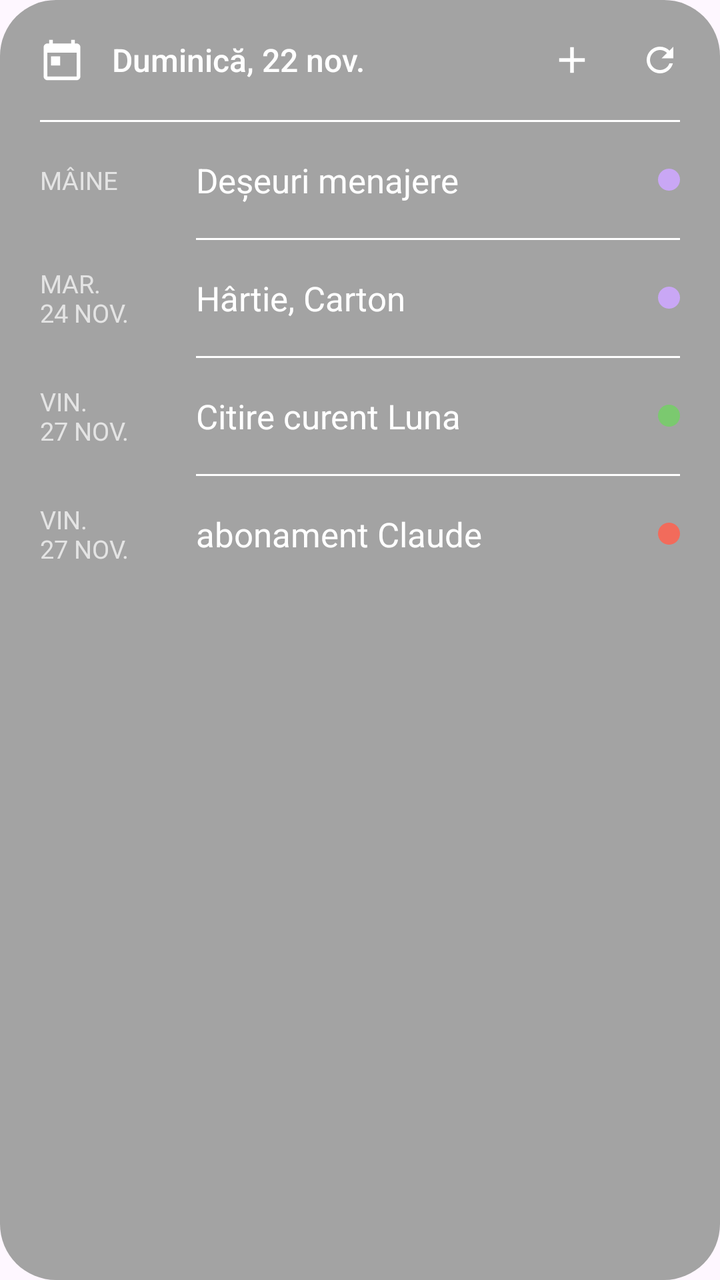
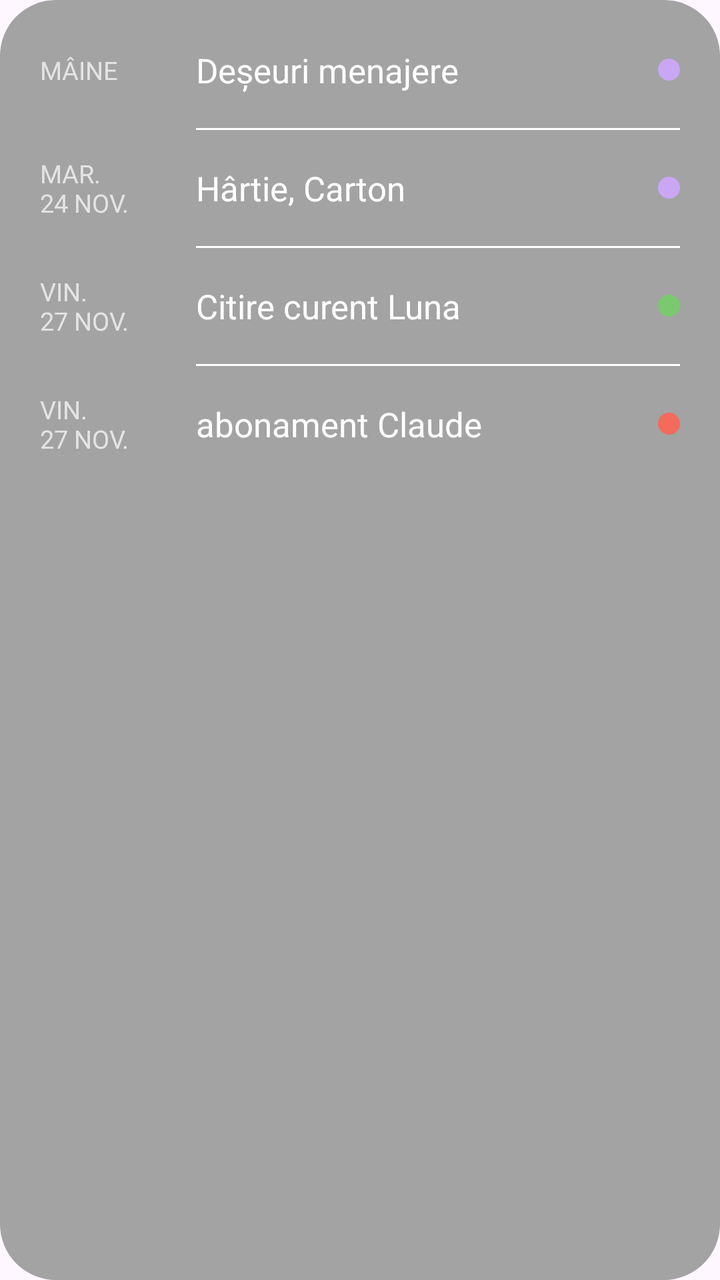

Two renders of the same Android screen: before a commit and after it. Below are the layout's source before the change and the commit's diff.
<!-- AndroidManifest.xml: application theme Theme.Nagenda -->
<!-- res/layout/widget_preview.xml -->
<?xml version="1.0" encoding="utf-8"?>
<FrameLayout xmlns:android="http://schemas.android.com/apk/res/android"
    android:layout_width="match_parent" android:layout_height="match_parent">
    <ImageView android:layout_width="match_parent" android:layout_height="match_parent"
        android:src="@drawable/widget_bg" android:scaleType="fitXY" android:tint="#5C000000" />
    <LinearLayout android:layout_width="match_parent" android:layout_height="match_parent" android:orientation="vertical">
        <LinearLayout android:layout_width="match_parent" android:layout_height="60dp" android:gravity="center_vertical" android:orientation="horizontal" android:paddingStart="20dp" android:paddingEnd="8dp">
            <ImageView android:layout_width="22dp" android:layout_height="22dp" android:src="@drawable/ic_calendar" android:tint="#FFFFFFFF" />
            <TextView android:layout_width="0dp" android:layout_weight="1" android:layout_height="wrap_content" android:layout_marginStart="14dp" android:text="Duminică, 22 nov." android:maxLines="1" android:ellipsize="end" android:textColor="#FFFFFFFF" android:textSize="16dp" android:fontFamily="sans-serif-medium" />
            <ImageView android:layout_width="44dp" android:layout_height="44dp" android:padding="11dp" android:src="@drawable/ic_add" android:tint="#FFFFFFFF" />
            <ImageView android:layout_width="44dp" android:layout_height="44dp" android:padding="12dp" android:src="@drawable/ic_refresh" android:tint="#FFFFFFFF" />
        </LinearLayout>
        <ImageView android:layout_width="match_parent" android:layout_height="1dp" android:layout_marginStart="20dp" android:layout_marginEnd="20dp" android:src="@drawable/line" android:scaleType="fitXY" android:tint="#1FFFFFFF" />
        <LinearLayout android:layout_width="match_parent" android:layout_height="wrap_content" android:orientation="vertical">
            <LinearLayout android:layout_width="match_parent" android:layout_height="wrap_content" android:minHeight="58dp" android:gravity="center_vertical" android:orientation="horizontal" android:paddingStart="20dp" android:paddingEnd="20dp">
                <TextView android:layout_width="68dp" android:layout_height="wrap_content" android:text="MÂINE" android:textColor="#B3FFFFFF" android:textSize="12.5dp" />
                <TextView android:layout_width="0dp" android:layout_weight="1" android:layout_height="wrap_content" android:layout_marginStart="10dp" android:text="Deșeuri menajere" android:textColor="#FFFFFFFF" android:textSize="17dp" />
                <ImageView android:layout_width="11dp" android:layout_height="11dp" android:src="@drawable/dot" android:tint="#C9A7F5" />
            </LinearLayout>
            <ImageView android:layout_width="match_parent" android:layout_height="1dp" android:layout_marginStart="98dp" android:layout_marginEnd="20dp" android:src="@drawable/line" android:scaleType="fitXY" android:tint="#1FFFFFFF" />
        </LinearLayout>
        <LinearLayout android:layout_width="match_parent" android:layout_height="wrap_content" android:orientation="vertical">
            <LinearLayout android:layout_width="match_parent" android:layout_height="wrap_content" android:minHeight="58dp" android:gravity="center_vertical" android:orientation="horizontal" android:paddingStart="20dp" android:paddingEnd="20dp">
                <TextView android:layout_width="68dp" android:layout_height="wrap_content" android:text="MAR.&#10;24 NOV." android:textColor="#B3FFFFFF" android:textSize="12.5dp" />
                <TextView android:layout_width="0dp" android:layout_weight="1" android:layout_height="wrap_content" android:layout_marginStart="10dp" android:text="Hârtie, Carton" android:textColor="#FFFFFFFF" android:textSize="17dp" />
                <ImageView android:layout_width="11dp" android:layout_height="11dp" android:src="@drawable/dot" android:tint="#C9A7F5" />
            </LinearLayout>
            <ImageView android:layout_width="match_parent" android:layout_height="1dp" android:layout_marginStart="98dp" android:layout_marginEnd="20dp" android:src="@drawable/line" android:scaleType="fitXY" android:tint="#1FFFFFFF" />
        </LinearLayout>
        <LinearLayout android:layout_width="match_parent" android:layout_height="wrap_content" android:orientation="vertical">
            <LinearLayout android:layout_width="match_parent" android:layout_height="wrap_content" android:minHeight="58dp" android:gravity="center_vertical" android:orientation="horizontal" android:paddingStart="20dp" android:paddingEnd="20dp">
                <TextView android:layout_width="68dp" android:layout_height="wrap_content" android:text="VIN.&#10;27 NOV." android:textColor="#B3FFFFFF" android:textSize="12.5dp" />
                <TextView android:layout_width="0dp" android:layout_weight="1" android:layout_height="wrap_content" android:layout_marginStart="10dp" android:text="Citire curent Luna" android:textColor="#FFFFFFFF" android:textSize="17dp" />
                <ImageView android:layout_width="11dp" android:layout_height="11dp" android:src="@drawable/dot" android:tint="#7BC96F" />
            </LinearLayout>
            <ImageView android:layout_width="match_parent" android:layout_height="1dp" android:layout_marginStart="98dp" android:layout_marginEnd="20dp" android:src="@drawable/line" android:scaleType="fitXY" android:tint="#1FFFFFFF" />
        </LinearLayout>
        <LinearLayout android:layout_width="match_parent" android:layout_height="wrap_content" android:orientation="vertical">
            <LinearLayout android:layout_width="match_parent" android:layout_height="wrap_content" android:minHeight="58dp" android:gravity="center_vertical" android:orientation="horizontal" android:paddingStart="20dp" android:paddingEnd="20dp">
                <TextView android:layout_width="68dp" android:layout_height="wrap_content" android:text="VIN.&#10;27 NOV." android:textColor="#B3FFFFFF" android:textSize="12.5dp" />
                <TextView android:layout_width="0dp" android:layout_weight="1" android:layout_height="wrap_content" android:layout_marginStart="10dp" android:text="abonament Claude" android:textColor="#FFFFFFFF" android:textSize="17dp" />
                <ImageView android:layout_width="11dp" android:layout_height="11dp" android:src="@drawable/dot" android:tint="#F26B5B" />
            </LinearLayout>
        </LinearLayout>
    </LinearLayout>
</FrameLayout>
<!-- resources referenced by this layout -->
<resources>
  <!-- drawable dot (drawable) -->
  <?xml version="1.0" encoding="utf-8"?>
  <shape xmlns:android="http://schemas.android.com/apk/res/android" android:shape="oval">
      <solid android:color="#FFFFFFFF" />
  </shape>
  <!-- drawable ic_add (drawable) -->
  <vector xmlns:android="http://schemas.android.com/apk/res/android"
      android:width="24dp" android:height="24dp" android:viewportWidth="24" android:viewportHeight="24">
      <path android:fillColor="#FFFFFFFF" android:pathData="M19,13h-6v6h-2v-6H5v-2h6V5h2v6h6v2z" />
  </vector>
  <!-- drawable ic_calendar (drawable) -->
  <vector xmlns:android="http://schemas.android.com/apk/res/android"
      android:width="24dp" android:height="24dp" android:viewportWidth="24" android:viewportHeight="24">
      <path android:fillColor="#FFFFFFFF" android:pathData="M20,3h-1V1h-2v2H7V1H5v2H4c-1.1,0 -2,0.9 -2,2v16c0,1.1 0.9,2 2,2h16c1.1,0 2,-0.9 2,-2V5c0,-1.1 -0.9,-2 -2,-2zM20,21H4V8h16v13zM6,10h5v5H6z" />
  </vector>
  <!-- drawable ic_refresh (drawable) -->
  <vector xmlns:android="http://schemas.android.com/apk/res/android"
      android:width="24dp" android:height="24dp" android:viewportWidth="24" android:viewportHeight="24">
      <path android:fillColor="#FFFFFFFF" android:pathData="M17.65,6.35C16.2,4.9 14.21,4 12,4c-4.42,0 -7.99,3.58 -7.99,8s3.57,8 7.99,8c3.73,0 6.84,-2.55 7.73,-6h-2.08c-0.82,2.33 -3.04,4 -5.65,4 -3.31,0 -6,-2.69 -6,-6s2.69,-6 6,-6c1.66,0 3.14,0.69 4.22,1.78L13,11h7V4l-2.35,2.35z" />
  </vector>
  <!-- drawable line (drawable) -->
  <?xml version="1.0" encoding="utf-8"?>
  <shape xmlns:android="http://schemas.android.com/apk/res/android" android:shape="rectangle">
      <solid android:color="#FFFFFFFF" />
  </shape>
  <!-- drawable widget_bg (drawable) -->
  <?xml version="1.0" encoding="utf-8"?>
  <shape xmlns:android="http://schemas.android.com/apk/res/android" android:shape="rectangle">
      <solid android:color="#FFFFFFFF" />
      <corners android:radius="@dimen/widget_radius" />
  </shape>
  <style name="Theme.Nagenda" parent="Theme.Material3.DayNight.NoActionBar">
          <item name="colorPrimary">@color/brand</item>
          <item name="android:statusBarColor">@android:color/transparent</item>
          <item name="android:navigationBarColor">@android:color/transparent</item>
          <item name="android:windowLightStatusBar">true</item>
      </style>
  <dimen name="widget_radius">24dp</dimen>
  <color name="brand">#FF6C5CE7</color>
</resources>

<!-- the commit's change to res/layout/widget_preview.xml (unified diff, before → after) -->
@@ -3,14 +3,7 @@
     android:layout_width="match_parent" android:layout_height="match_parent">
     <ImageView android:layout_width="match_parent" android:layout_height="match_parent"
         android:src="@drawable/widget_bg" android:scaleType="fitXY" android:tint="#5C000000" />
-    <LinearLayout android:layout_width="match_parent" android:layout_height="match_parent" android:orientation="vertical">
-        <LinearLayout android:layout_width="match_parent" android:layout_height="60dp" android:gravity="center_vertical" android:orientation="horizontal" android:paddingStart="20dp" android:paddingEnd="8dp">
-            <ImageView android:layout_width="22dp" android:layout_height="22dp" android:src="@drawable/ic_calendar" android:tint="#FFFFFFFF" />
-            <TextView android:layout_width="0dp" android:layout_weight="1" android:layout_height="wrap_content" android:layout_marginStart="14dp" android:text="Duminică, 22 nov." android:maxLines="1" android:ellipsize="end" android:textColor="#FFFFFFFF" android:textSize="16dp" android:fontFamily="sans-serif-medium" />
-            <ImageView android:layout_width="44dp" android:layout_height="44dp" android:padding="11dp" android:src="@drawable/ic_add" android:tint="#FFFFFFFF" />
-            <ImageView android:layout_width="44dp" android:layout_height="44dp" android:padding="12dp" android:src="@drawable/ic_refresh" android:tint="#FFFFFFFF" />
-        </LinearLayout>
-        <ImageView android:layout_width="match_parent" android:layout_height="1dp" android:layout_marginStart="20dp" android:layout_marginEnd="20dp" android:src="@drawable/line" android:scaleType="fitXY" android:tint="#1FFFFFFF" />
+    <LinearLayout android:layout_width="match_parent" android:layout_height="match_parent" android:orientation="vertical" android:paddingTop="6dp">
         <LinearLayout android:layout_width="match_parent" android:layout_height="wrap_content" android:orientation="vertical">
             <LinearLayout android:layout_width="match_parent" android:layout_height="wrap_content" android:minHeight="58dp" android:gravity="center_vertical" android:orientation="horizontal" android:paddingStart="20dp" android:paddingEnd="20dp">
                 <TextView android:layout_width="68dp" android:layout_height="wrap_content" android:text="MÂINE" android:textColor="#B3FFFFFF" android:textSize="12.5dp" />
<!-- resource entries referenced after the edit -->
@@ -5,21 +5,6 @@
   <shape xmlns:android="http://schemas.android.com/apk/res/android" android:shape="oval">
       <solid android:color="#FFFFFFFF" />
   </shape>
-  <!-- drawable ic_add (drawable) -->
-  <vector xmlns:android="http://schemas.android.com/apk/res/android"
-      android:width="24dp" android:height="24dp" android:viewportWidth="24" android:viewportHeight="24">
-      <path android:fillColor="#FFFFFFFF" android:pathData="M19,13h-6v6h-2v-6H5v-2h6V5h2v6h6v2z" />
-  </vector>
-  <!-- drawable ic_calendar (drawable) -->
-  <vector xmlns:android="http://schemas.android.com/apk/res/android"
-      android:width="24dp" android:height="24dp" android:viewportWidth="24" android:viewportHeight="24">
-      <path android:fillColor="#FFFFFFFF" android:pathData="M20,3h-1V1h-2v2H7V1H5v2H4c-1.1,0 -2,0.9 -2,2v16c0,1.1 0.9,2 2,2h16c1.1,0 2,-0.9 2,-2V5c0,-1.1 -0.9,-2 -2,-2zM20,21H4V8h16v13zM6,10h5v5H6z" />
-  </vector>
-  <!-- drawable ic_refresh (drawable) -->
-  <vector xmlns:android="http://schemas.android.com/apk/res/android"
-      android:width="24dp" android:height="24dp" android:viewportWidth="24" android:viewportHeight="24">
-      <path android:fillColor="#FFFFFFFF" android:pathData="M17.65,6.35C16.2,4.9 14.21,4 12,4c-4.42,0 -7.99,3.58 -7.99,8s3.57,8 7.99,8c3.73,0 6.84,-2.55 7.73,-6h-2.08c-0.82,2.33 -3.04,4 -5.65,4 -3.31,0 -6,-2.69 -6,-6s2.69,-6 6,-6c1.66,0 3.14,0.69 4.22,1.78L13,11h7V4l-2.35,2.35z" />
-  </vector>
   <!-- drawable line (drawable) -->
   <?xml version="1.0" encoding="utf-8"?>
   <shape xmlns:android="http://schemas.android.com/apk/res/android" android:shape="rectangle">
